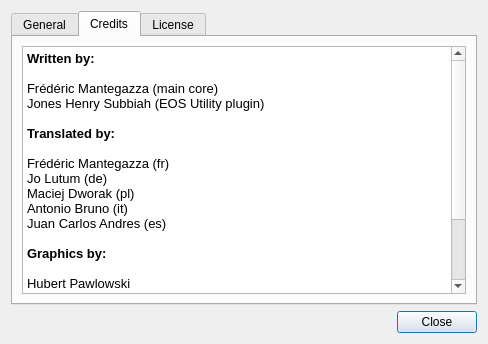
bingostar89/Papywizard, file papywizard/view/ui/helpAboutDialog.ui: the form before one commit.
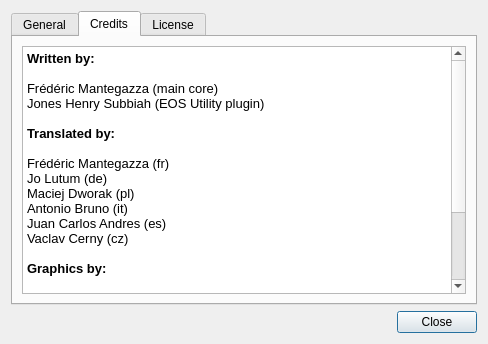
The form after the commit. The open tabs and pages were chosen to show the change. Icons and pictures are not drawn.

Commit message: Added czech translator name

Patch:
```diff
--- a/papywizard/view/ui/helpAboutDialog.ui
+++ b/papywizard/view/ui/helpAboutDialog.ui
@@ -168,6 +168,7 @@
 &lt;p style=&quot; margin-top:0px; margin-bottom:0px; margin-left:0px; margin-right:0px; -qt-block-indent:0; text-indent:0px;&quot;&gt;Maciej Dworak (pl)&lt;/p&gt;
 &lt;p style=&quot; margin-top:0px; margin-bottom:0px; margin-left:0px; margin-right:0px; -qt-block-indent:0; text-indent:0px;&quot;&gt;Antonio Bruno (it)&lt;/p&gt;
 &lt;p style=&quot; margin-top:0px; margin-bottom:0px; margin-left:0px; margin-right:0px; -qt-block-indent:0; text-indent:0px;&quot;&gt;Juan Carlos Andres (es)&lt;/p&gt;
+&lt;p style=&quot; margin-top:0px; margin-bottom:0px; margin-left:0px; margin-right:0px; -qt-block-indent:0; text-indent:0px;&quot;&gt;Vaclav Cerny (cz)&lt;/p&gt;
 &lt;p style=&quot;-qt-paragraph-type:empty; margin-top:0px; margin-bottom:0px; margin-left:0px; margin-right:0px; -qt-block-indent:0; text-indent:0px;&quot;&gt;&lt;/p&gt;
 &lt;p style=&quot; margin-top:0px; margin-bottom:0px; margin-left:0px; margin-right:0px; -qt-block-indent:0; text-indent:0px;&quot;&gt;&lt;span style=&quot; font-weight:600;&quot;&gt;Graphics by:&lt;/span&gt;&lt;/p&gt;
 &lt;p style=&quot;-qt-paragraph-type:empty; margin-top:0px; margin-bottom:0px; margin-left:0px; margin-right:0px; -qt-block-indent:0; text-indent:0px; font-weight:600;&quot;&gt;&lt;/p&gt;
```
